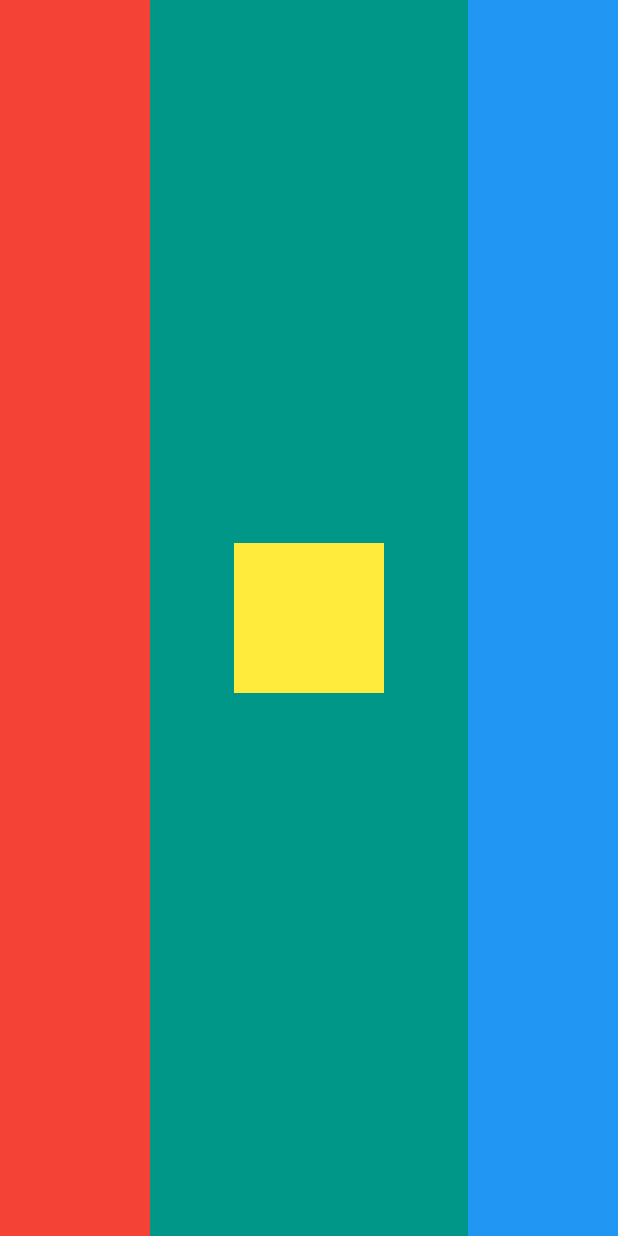
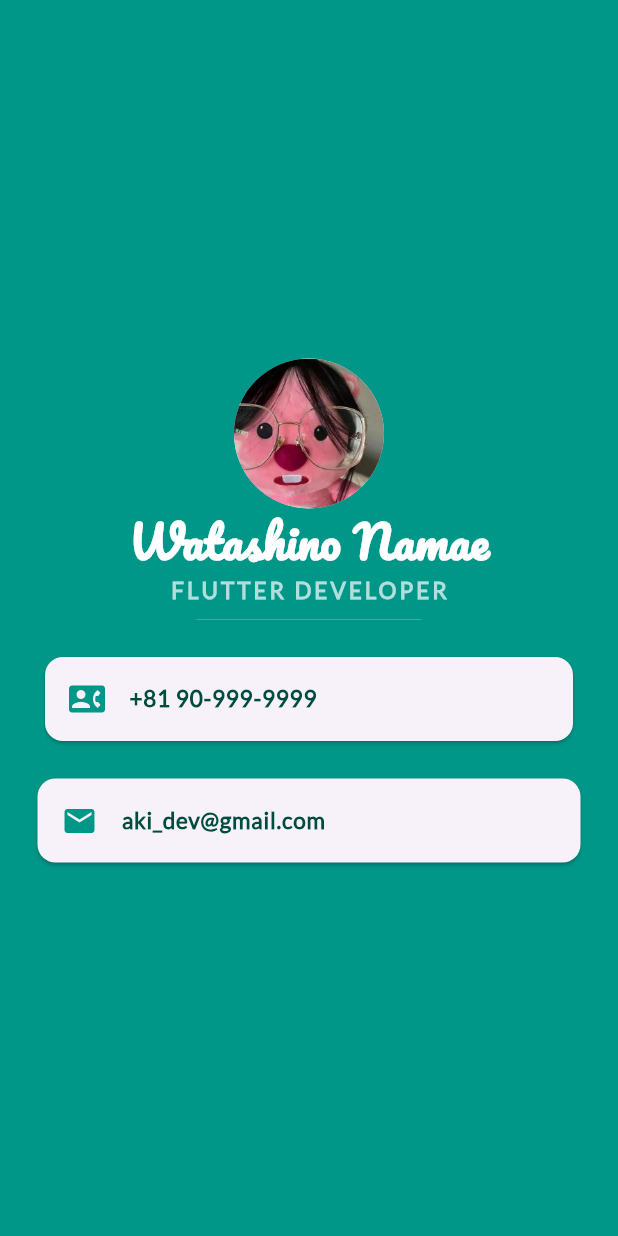
Before and after one commit to kiraki3/flutter_dev_bootcamp, a Flutter app: the screen it shows after launch, on a phone screen of 412 x 824 dp. Run offline on Flutter 3.47's test engine with Material 3 defaults, Android fonts, the phone set to English and light mode, and no system bars.

Commit message:
Complete Flutter profile app with CircleAvatar, ListTile for contact details, and styled UI elements.

```diff
--- a/mi_card_flutter/lib/main.dart
+++ b/mi_card_flutter/lib/main.dart
@@ -1,9 +1,7 @@
 import 'package:flutter/material.dart';
 
 void main() {
-  runApp(
-    MyApp()
-  );
+  runApp(MyApp());
 }
 
 class MyApp extends StatelessWidget {
@@ -13,22 +11,72 @@ class MyApp extends StatelessWidget {
       home: Scaffold(
         backgroundColor: Colors.teal,
         body: SafeArea(
-          child: Row(
-            mainAxisAlignment: MainAxisAlignment.spaceBetween,
-            crossAxisAlignment: CrossAxisAlignment.center,
+          child: Column(
+            mainAxisAlignment: MainAxisAlignment.center,
             children: [
-              Container(
-                width: 100.0,
-                color: Colors.red,
+              CircleAvatar(
+                radius: 50.0,
+                backgroundImage: AssetImage('images/mi_card.jpg'),
               ),
-              Container(
-                height: 100.0,
-                width: 100.0,
-                color: Colors.yellow,
+              Text(
+                'Watashino Namae',
+                style: TextStyle(
+                  fontFamily: 'Pacifico',
+                  fontSize: 30.0,
+                  color: Colors.white,
+                  fontWeight: FontWeight.bold,
+                ),
               ),
-              Container(
-                width: 100.0,
-                color: Colors.blue,
+              Text(
+                'FLUTTER DEVELOPER',
+                style: TextStyle(
+                  fontFamily: 'Lato',
+                  fontSize: 15.0,
+                  fontWeight: FontWeight.bold,
+                  color: Colors.teal.shade100,
+                  letterSpacing: 2.0,
+                ),
+              ),
+              SizedBox(
+                height: 20.0,
+                width: 150.0,
+                child: Divider(
+                  thickness: 0.5,
+                  color: Colors.teal.shade300,
+                ),
+              ), // Divider 위에 여백 추가
+              // Divider 아래에 여백 추가
+              Card(
+                margin: EdgeInsets.symmetric(vertical: 15.0, horizontal: 30.0),
+                child: ListTile(
+                  leading: Icon(Icons.contact_phone),
+                  iconColor: Colors.teal,
+                  title: Text(
+                    '+81 90-999-9999',
+                    style: TextStyle(
+                      color: Colors.teal.shade900,
+                      fontSize: 15.0,
+                      fontWeight: FontWeight.w800,
+                      fontFamily: 'Lato',
+                    ),
+                  ),
+                ),
+              ),
+              Card(
+                margin: EdgeInsets.symmetric(vertical: 10.0, horizontal: 25.0),
+                child: ListTile(
+                  leading: Icon(Icons.email),
+                  iconColor: Colors.teal,
+                  title: Text(
+                    'aki_dev@gmail.com',
+                    style: TextStyle(
+                      color: Colors.teal.shade900,
+                      fontSize: 15.0,
+                      fontWeight: FontWeight.w800,
+                      fontFamily: 'Lato',
+                    ),
+                  ),
+                ),
               ),
             ],
           ),
```
Also changed, not shown: mi_card_flutter/pubspec.yaml (+14 -2 lines), mi_card_flutter/fonts/Lato-Regular.ttf (added), mi_card_flutter/fonts/Pacifico-Regular.ttf (added), mi_card_flutter/fonts/SourceSans3-VariableFont_wght.ttf (added), mi_card_flutter/images/mi_card.jpg (added), mi_card_flutter/images/micard.png (added).
